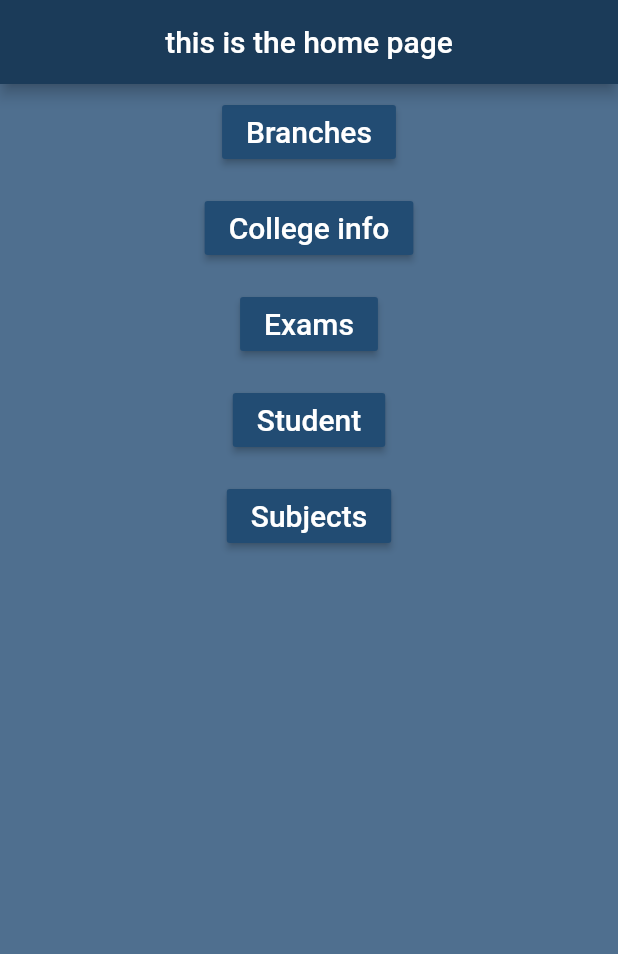
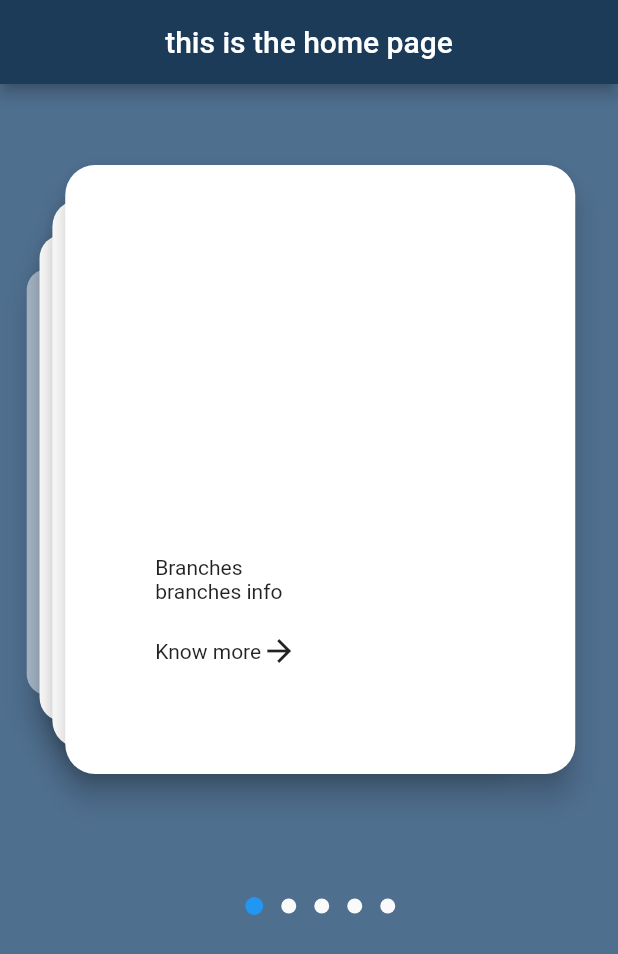
Before and after one commit to 42ip/student-db, a Flutter app: the screen it shows after launch, on a phone screen of 412 x 824 dp. Shown: the top 954 px of the screen. Run offline on Flutter 3.47's test engine with Material 2 defaults, Android fonts, the phone set to English and light mode, and no system bars; our stand-ins replace data_connection_checker, delayed_display, flutter_spinkit, flutter_swiper, hexcolor, validators.

Commit message:
redesigned the home page

```diff
--- /dev/null
+++ b/lib/pages/data.dart
@@ -0,0 +1,42 @@
+class Info {
+  final int position;
+  final String name;
+  final String desc;
+  final String url;
+
+  Info(
+      this.position,{
+        this.name,
+        this.desc,
+        this.url,
+  });
+}
+
+List<Info> slides = [
+  Info(1,
+      name: 'Branches',
+      desc: "branches info",
+      url: '/branchHome',
+  ),
+
+  Info(2,
+      name: 'Exams',
+      desc: "exam info",
+      url: '/examHome',
+  ),
+  Info(3,
+      name: 'Student',
+      desc: "student info",
+      url: '/studentHome',
+  ),
+  Info(4,
+      name: 'Subjects',
+      desc: "subject info",
+      url: '/subjectHome',
+  ),
+  Info(5,
+      name: 'College info',
+      desc: "college info",
+      url: '/collegeInfoHome',
+  ),
+];
--- a/lib/pages/home.dart
+++ b/lib/pages/home.dart
@@ -1,4 +1,6 @@
+import 'package:StudentProject/pages/data.dart';
 import 'package:flutter/material.dart';
+import 'package:flutter_swiper/flutter_swiper.dart';
 import 'package:hexcolor/hexcolor.dart';
 
 
@@ -17,81 +19,139 @@ class _HomeState extends State<Home> {
         centerTitle: true,
         title: Text('this is the home page'),
       ),
-      body: SingleChildScrollView(
-        child: Center(
-          child: Column(
-            mainAxisAlignment: MainAxisAlignment.center,
-            crossAxisAlignment: CrossAxisAlignment.center,
-            children: [
-              Padding(
-                padding: const EdgeInsets.all(8.0),
-                child: RaisedButton(
-                  color: Hexcolor('#224C73'),
-                  onPressed: () {
-                    Navigator.pushNamed(
-                      context,
-                      '/branchHome',
-                    );
-                  },
-                  child: Text('Branches', style: TextStyle(fontSize: 20, color: Colors.white)),
+      body:Container(
+        height: 570,
+        padding: const EdgeInsets.only(left: 15),
+        child: Swiper(
+          itemCount: slides.length,
+//          itemHeight: MediaQuery.of(context).size.height - 64,
+          itemWidth: MediaQuery.of(context).size.width- 64,
+          layout: SwiperLayout.STACK,
+          pagination: SwiperPagination(
+            builder: DotSwiperPaginationBuilder(
+              activeSize: 12,
+              space: 6,
             ),
           ),
-              Padding(
-                padding: const EdgeInsets.all(8.0),
-                child: RaisedButton(
-                  color: Hexcolor('#224C73'),
-                  onPressed: () {
-                    Navigator.pushNamed(
-                      context,
-                      '/collegeInfoHome',
-                    );
+          itemBuilder: (context, index){
+            return InkWell(
+              onTap: () {
+                Navigator.push(context, slides[index].url);
               },
-                  child: Text('College info', style: TextStyle(fontSize: 20, color: Colors.white)),
+              child: Stack(
+                children: <Widget>[
+                  Column(
+                    children:<Widget>[
+                      SizedBox(height: 50,),
+                      Card(
+                        elevation : 8,
+                        shape: RoundedRectangleBorder(
+                          borderRadius: BorderRadius.circular(20)
                         ),
+                        child: Padding(
+                          padding: const EdgeInsets.all(60.0),
+                          child: Column(
+                            crossAxisAlignment: CrossAxisAlignment.start,
+                              children:<Widget>[
+                                SizedBox(height: 200,),
+                                Text(slides[index].name),
+                                Text(slides[index].desc,),
+                                SizedBox(height: 20,),
+                                Row(
+                                  children: <Widget>[
+                                    Text("Know more", ),
+                                    Icon(Icons.arrow_forward),
+                                  ],
                                 ),
-              Padding(
-                padding: const EdgeInsets.all(8.0),
-                child: RaisedButton(
-                  color: Hexcolor('#224C73'),
-                  onPressed: () {
-                    Navigator.pushNamed(
-                      context,
-                      '/examHome',
-                    );
-                  },
-                  child: Text('Exams', style: TextStyle(fontSize: 20, color: Colors.white)),
-                ),
-              ),
-              Padding(
-                padding: const EdgeInsets.all(8.0),
-                child: RaisedButton(
-                  color: Hexcolor('#224C73'),
-                  onPressed: () {
-                    Navigator.pushNamed(
-                      context,
-                      '/studentHome',
-                    );
-                  },
-                  child: Text('Student', style: TextStyle(fontSize: 20, color: Colors.white)),
-                ),
-              ),
-              Padding(
-                padding: const EdgeInsets.all(8.0),
-                child: RaisedButton(
-                  color: Hexcolor('#224C73'),
-                  onPressed: () {
-                    Navigator.pushNamed(
-                      context,
-                      '/subjectHome',
-                    );
-                  },
-                  child: Text('Subjects', style: TextStyle(fontSize: 20, color: Colors.white)),
-                ),
-              ),
+                                SizedBox(height: 10,),
                           ],
                           ),
                         ),
+                      )
+                    ],
+                  )
+
+                ],
               ),
+            );}
+          ),
+      ),
+
+//      SingleChildScrollView(
+//        child: Center(
+//          child: Column(
+//            mainAxisAlignment: MainAxisAlignment.center,
+//            crossAxisAlignment: CrossAxisAlignment.center,
+//            children: [
+//              Padding(
+//                padding: const EdgeInsets.all(8.0),
+//                child: RaisedButton(
+//                  color: Hexcolor('#224C73'),
+//                  onPressed: () {
+//                    Navigator.pushNamed(
+//                      context,
+//                      '/branchHome',
+//                    );
+//                  },
+//                  child: Text('Branches', style: TextStyle(fontSize: 20, color: Colors.white)),
+//                ),
+//              ),
+//              Padding(
+//                padding: const EdgeInsets.all(8.0),
+//                child: RaisedButton(
+//                  color: Hexcolor('#224C73'),
+//                  onPressed: () {
+//                    Navigator.pushNamed(
+//                      context,
+//                      '/collegeInfoHome',
+//                    );
+//                  },
+//                  child: Text('College info', style: TextStyle(fontSize: 20, color: Colors.white)),
+//                ),
+//              ),
+//              Padding(
+//                padding: const EdgeInsets.all(8.0),
+//                child: RaisedButton(
+//                  color: Hexcolor('#224C73'),
+//                  onPressed: () {
+//                    Navigator.pushNamed(
+//                      context,
+//                      '/examHome',
+//                    );
+//                  },
+//                  child: Text('Exams', style: TextStyle(fontSize: 20, color: Colors.white)),
+//                ),
+//              ),
+//              Padding(
+//                padding: const EdgeInsets.all(8.0),
+//                child: RaisedButton(
+//                  color: Hexcolor('#224C73'),
+//                  onPressed: () {
+//                    Navigator.pushNamed(
+//                      context,
+//                      '/studentHome',
+//                        ,                );
+//                  },
+//                  child: Text('Student', style: TextStyle(fontSize: 20, color: Colors.white)),
+//                ),
+//              ),
+//              Padding(
+//                padding: const EdgeInsets.all(8.0),
+//                child: RaisedButton(
+//                  color: Hexcolor('#224C73'),
+//                  onPressed: () {
+//                    Navigator.pushNamed(
+//                      context,
+//                      '/subjectHome',
+//                    );
+//                  },
+//                  child: Text('Subjects', style: TextStyle(fontSize: 20, color: Colors.white)),
+//                ),
+//              ),
+//            ],
+//          ),
+//        ),
+//      )
     );
   }
 }
--- a/pubspec.yaml
+++ b/pubspec.yaml
@@ -29,6 +29,7 @@ dependencies:
   delayed_display: ^1.0.3
   hexcolor: ^1.0.4
   carousel_slider: ^2.2.1
+  flutter_swiper: ^1.1.6
   validators: ^2.0.0 # change to latest version
   # The following adds the Cupertino Icons font to your application.
   # Use with the CupertinoIcons class for iOS style icons.
```
Also changed, not shown: pubspec.lock. Lines whose indentation alone changed are shown as unchanged.
